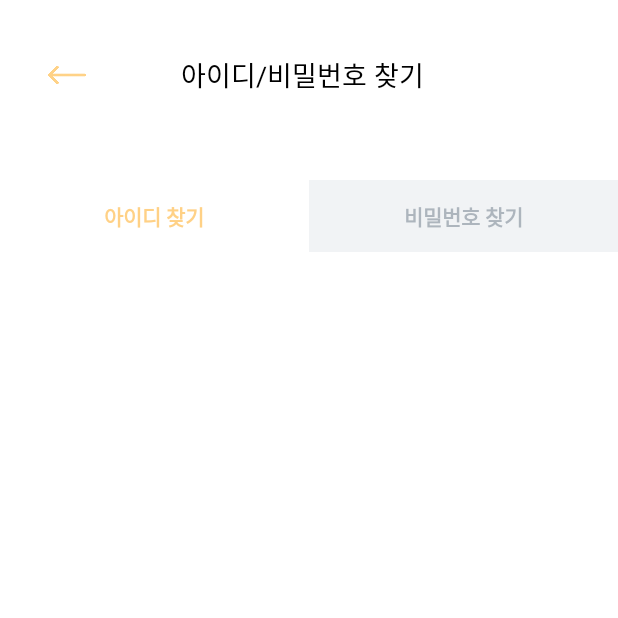
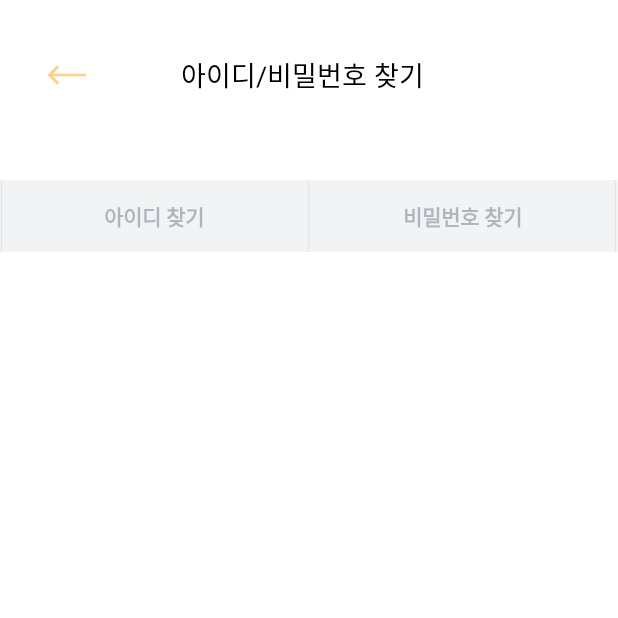
Before and after one commit to SeeLook18/SeeLook, an Android app: the FindPassword_Activity screen opened directly, with no data from a screen before it, on a phone screen of 412 x 824 dp, the top half of it. Run offline under Robolectric (Android 15) with nearby library versions, the phone set to English and light mode, and no system bars.

Commit message:
아이디 비밀번호 찾기 버튼 클릭시 변경

```diff
--- /dev/null
+++ b/app/src/main/res/color/id_password_text.xml
@@ -0,0 +1,5 @@
+<?xml version="1.0" encoding="utf-8"?>
+<selector xmlns:android="http://schemas.android.com/apk/res/android">
+    <item android:state_pressed="true" android:color="#FFD186"/>
+    <item android:color="#ADB5BD"/>
+</selector>
--- a/app/src/main/res/drawable/article_button.xml
+++ /dev/null
@@ -1,5 +0,0 @@
-<?xml version="1.0" encoding="utf-8"?>
-<selector xmlns:android="http://schemas.android.com/apk/res/android">
-    <item android:state_pressed="true" android:drawable="@drawable/article_push"></item>
-    <item android:drawable="@drawable/article"/>
-</selector>
--- a/app/src/main/res/drawable/face_button.xml
+++ /dev/null
@@ -1,5 +0,0 @@
-<?xml version="1.0" encoding="utf-8"?>
-<selector xmlns:android="http://schemas.android.com/apk/res/android">
-    <item android:state_pressed="true" android:drawable="@drawable/face_push"></item>
-    <item android:drawable="@drawable/face"/>
-</selector>
--- /dev/null
+++ b/app/src/main/res/drawable/id_password_button.xml
@@ -0,0 +1,15 @@
+<?xml version="1.0" encoding="utf-8"?>
+<selector xmlns:android="http://schemas.android.com/apk/res/android"
+    android:padding="10dp"
+    android:shape="rectangle">
+    <item android:state_pressed="true">
+        <shape android:shape="rectangle">
+            <solid android:color="#FFFFFF"/>
+        </shape>
+    </item>
+    <item android:shape="rectangle">
+        <shape android:shape="rectangle">
+            <solid android:color="#F1F3F5"/>
+        </shape>
+    </item>
+</selector>
--- a/app/src/main/res/layout/activity_find_password_.xml
+++ b/app/src/main/res/layout/activity_find_password_.xml
@@ -57,20 +57,23 @@
                 android:id="@+id/button_findId"
                 android:layout_width="wrap_content"
                 android:layout_height="wrap_content"
+                android:layout_marginLeft="1dp"
+                android:layout_marginRight="2dp"
                 android:layout_weight="1"
-                android:background="#FFFFFF"
+                android:background="@drawable/id_password_button"
                 android:text="아이디 찾기"
-                android:textColor="#FFD186"
+                android:textColor="@color/id_password_text"
                 android:textStyle="bold" />
 
             <Button
                 android:id="@+id/button_findPassword"
                 android:layout_width="wrap_content"
                 android:layout_height="wrap_content"
+                android:layout_marginRight="2dp"
                 android:layout_weight="1"
-                android:background="#F1F3F5"
+                android:background="@drawable/id_password_button"
                 android:text="비밀번호 찾기"
-                android:textColor="#ADB5BD"
+                android:textColor="@color/id_password_text"
                 android:textStyle="bold" />
 
         </LinearLayout>
```
